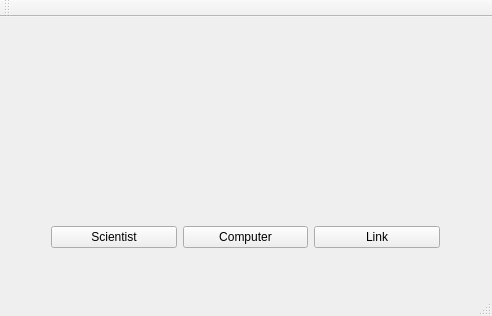
The window that LetsRock/mainmenu.ui (Chris951306/VK1Group10) describes before a commit, drawn with Qt 5.
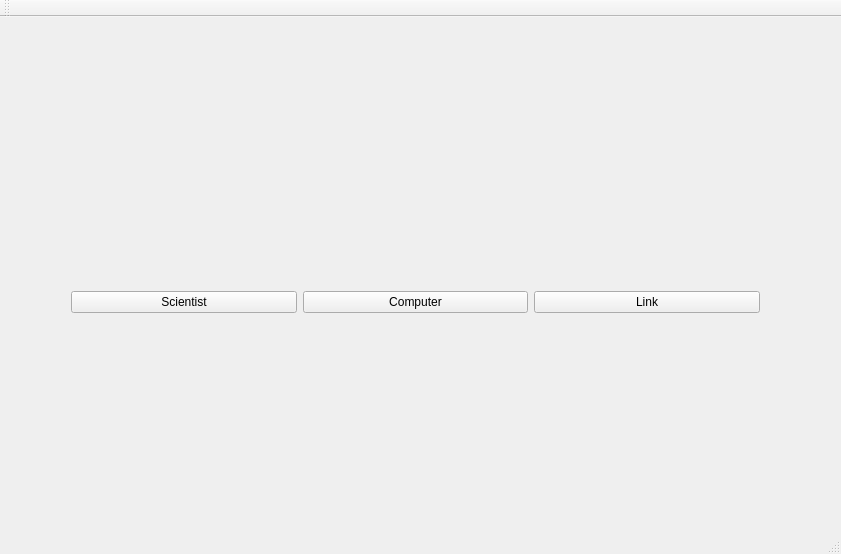
The same window after the commit.

Patch:
```diff
--- a/LetsRock/mainmenu.ui
+++ b/LetsRock/mainmenu.ui
@@ -6,8 +6,8 @@
    <rect>
     <x>0</x>
     <y>0</y>
-    <width>492</width>
-    <height>316</height>
+    <width>841</width>
+    <height>554</height>
    </rect>
   </property>
   <property name="windowTitle">
@@ -27,13 +27,13 @@
      <string/>
     </property>
    </widget>
-   <widget class="QWidget" name="">
+   <widget class="QWidget" name="layoutWidget">
     <property name="geometry">
      <rect>
-      <x>40</x>
-      <y>180</y>
-      <width>411</width>
-      <height>81</height>
+      <x>60</x>
+      <y>190</y>
+      <width>711</width>
+      <height>191</height>
      </rect>
     </property>
     <layout class="QHBoxLayout" name="horizontalLayout">
```
Left out of the diff: 4 changed lines with no effect on the pictures.
